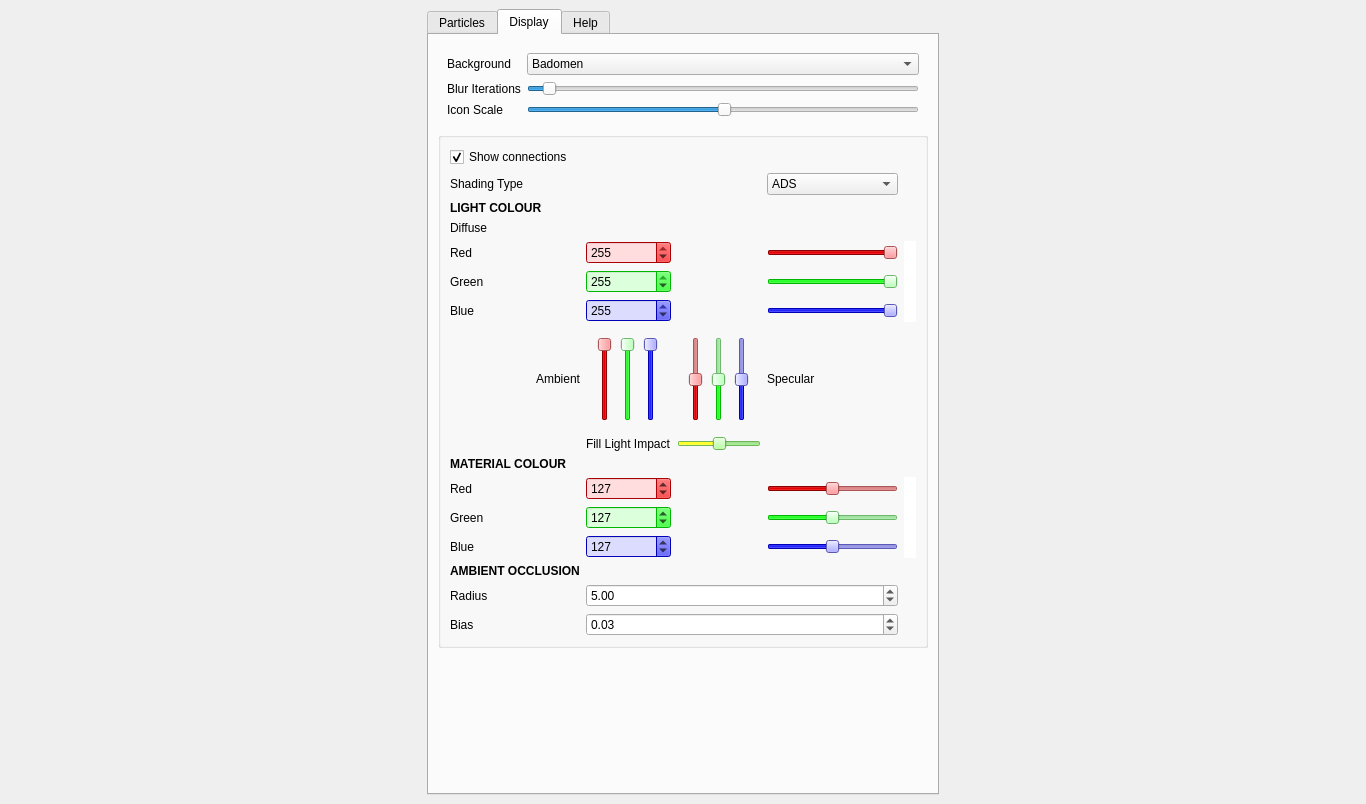
eulersson/CellGrowth, file ui/GUI.ui: the form before one commit.
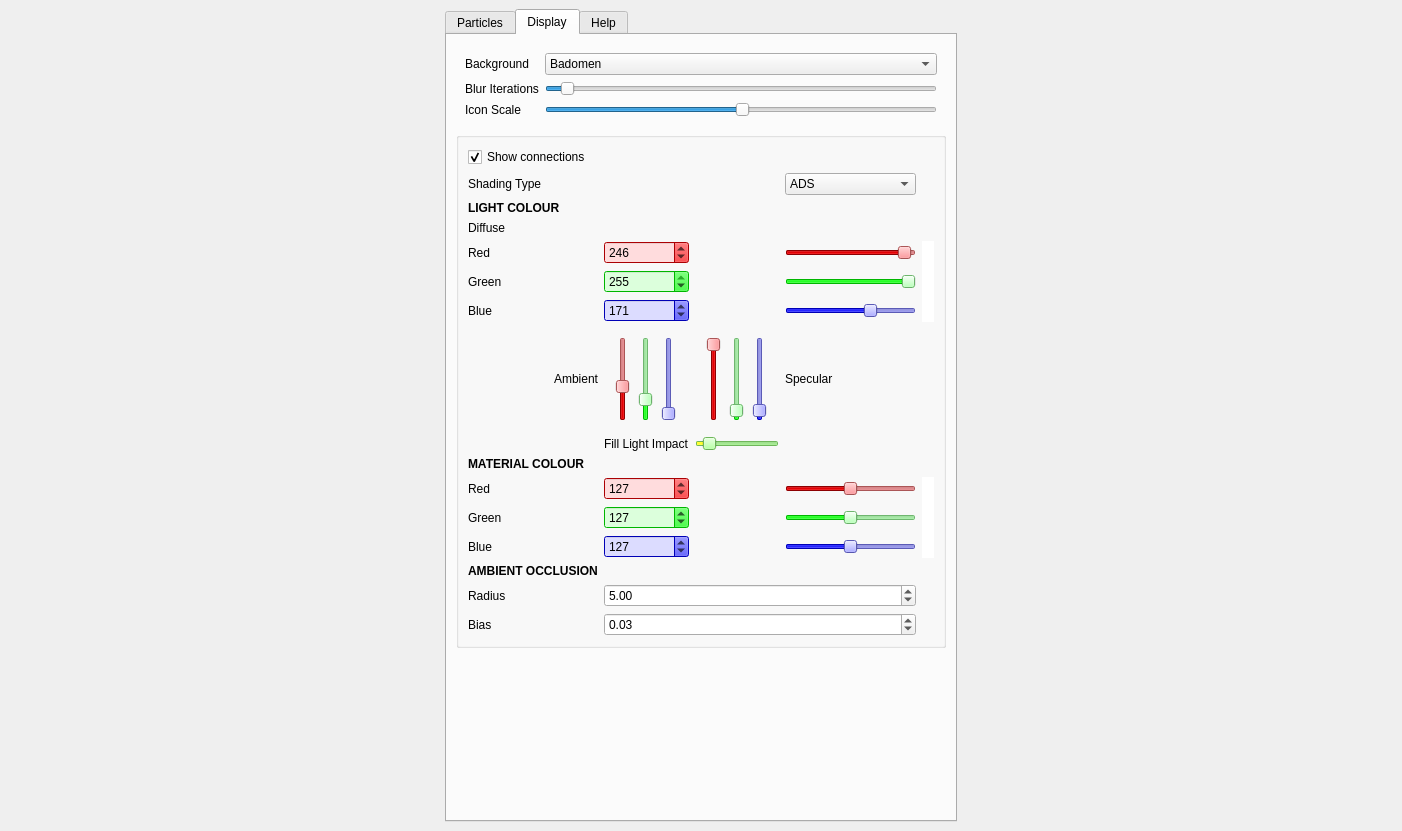
The form after the commit.

Commit message: Initialize interface colours

Patch:
```diff
--- a/ui/GUI.ui
+++ b/ui/GUI.ui
@@ -6,8 +6,8 @@
    <rect>
     <x>0</x>
     <y>0</y>
-    <width>1366</width>
-    <height>804</height>
+    <width>1402</width>
+    <height>831</height>
    </rect>
   </property>
   <property name="windowTitle">
@@ -1652,7 +1652,7 @@
                   <number>255</number>
                  </property>
                  <property name="value">
-                  <number>255</number>
+                  <number>246</number>
                  </property>
                 </widget>
                </item>
@@ -2104,7 +2104,7 @@
                   <number>255</number>
                  </property>
                  <property name="value">
-                  <number>255</number>
+                  <number>171</number>
                  </property>
                  <property name="orientation">
                   <enum>Qt::Horizontal</enum>
@@ -6482,7 +6482,7 @@
                   <number>255</number>
                  </property>
                  <property name="value">
-                  <number>255</number>
+                  <number>171</number>
                  </property>
                 </widget>
                </item>
@@ -6986,7 +6986,7 @@
                   <number>255</number>
                  </property>
                  <property name="value">
-                  <number>255</number>
+                  <number>246</number>
                  </property>
                  <property name="orientation">
                   <enum>Qt::Horizontal</enum>
@@ -7454,7 +7454,7 @@
                      <number>255</number>
                     </property>
                     <property name="value">
-                     <number>255</number>
+                     <number>100</number>
                     </property>
                     <property name="orientation">
                      <enum>Qt::Vertical</enum>
@@ -7909,7 +7909,7 @@
                      <number>255</number>
                     </property>
                     <property name="value">
-                     <number>255</number>
+                     <number>50</number>
                     </property>
                     <property name="orientation">
                      <enum>Qt::Vertical</enum>
@@ -8364,7 +8364,7 @@
                      <number>255</number>
                     </property>
                     <property name="value">
-                     <number>255</number>
+                     <number>0</number>
                     </property>
                     <property name="orientation">
                      <enum>Qt::Vertical</enum>
@@ -8825,7 +8825,7 @@
                      <number>255</number>
                     </property>
                     <property name="value">
-                     <number>127</number>
+                     <number>255</number>
                     </property>
                     <property name="orientation">
                      <enum>Qt::Vertical</enum>
@@ -9280,7 +9280,7 @@
                      <number>255</number>
                     </property>
                     <property name="value">
-                     <number>127</number>
+                     <number>10</number>
                     </property>
                     <property name="orientation">
                      <enum>Qt::Vertical</enum>
@@ -9735,7 +9735,7 @@
                      <number>255</number>
                     </property>
                     <property name="value">
-                     <number>127</number>
+                     <number>10</number>
                     </property>
                     <property name="orientation">
                      <enum>Qt::Vertical</enum>
@@ -10200,7 +10200,7 @@
                   <number>100</number>
                  </property>
                  <property name="value">
-                  <number>50</number>
+                  <number>10</number>
                  </property>
                  <property name="orientation">
                   <enum>Qt::Horizontal</enum>
```
The commit also changes 2 other files.
